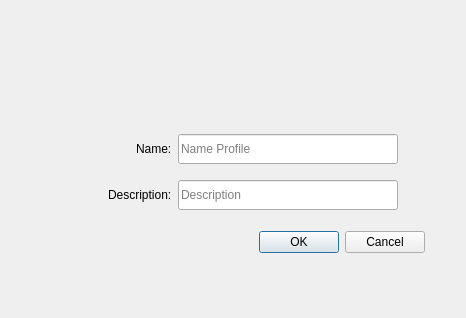
The window that src/profiledialog.ui (stbn7/firefoxpwaqt) describes before a commit, drawn with Qt 5.
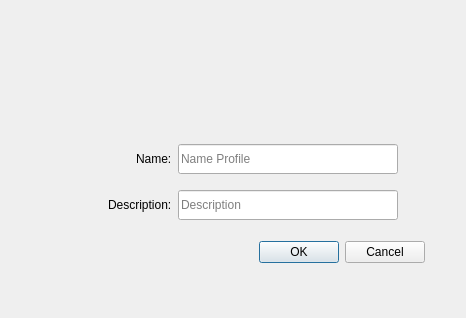
The same window after the commit.

What changed in the file:
```diff
--- a/src/profiledialog.ui
+++ b/src/profiledialog.ui
@@ -70,8 +70,8 @@
              </property>
              <property name="iconSize">
               <size>
-               <width>48</width>
-               <height>48</height>
+               <width>64</width>
+               <height>64</height>
               </size>
              </property>
              <property name="autoDefault">
@@ -97,6 +97,22 @@
            </item>
           </layout>
          </item>
+         <item>
+          <spacer name="verticalSpacer_3">
+           <property name="orientation">
+            <enum>Qt::Vertical</enum>
+           </property>
+           <property name="sizeType">
+            <enum>QSizePolicy::Fixed</enum>
+           </property>
+           <property name="sizeHint" stdset="0">
+            <size>
+             <width>20</width>
+             <height>20</height>
+            </size>
+           </property>
+          </spacer>
+         </item>
          <item>
           <layout class="QVBoxLayout" name="verticalLayout">
            <item>
```
